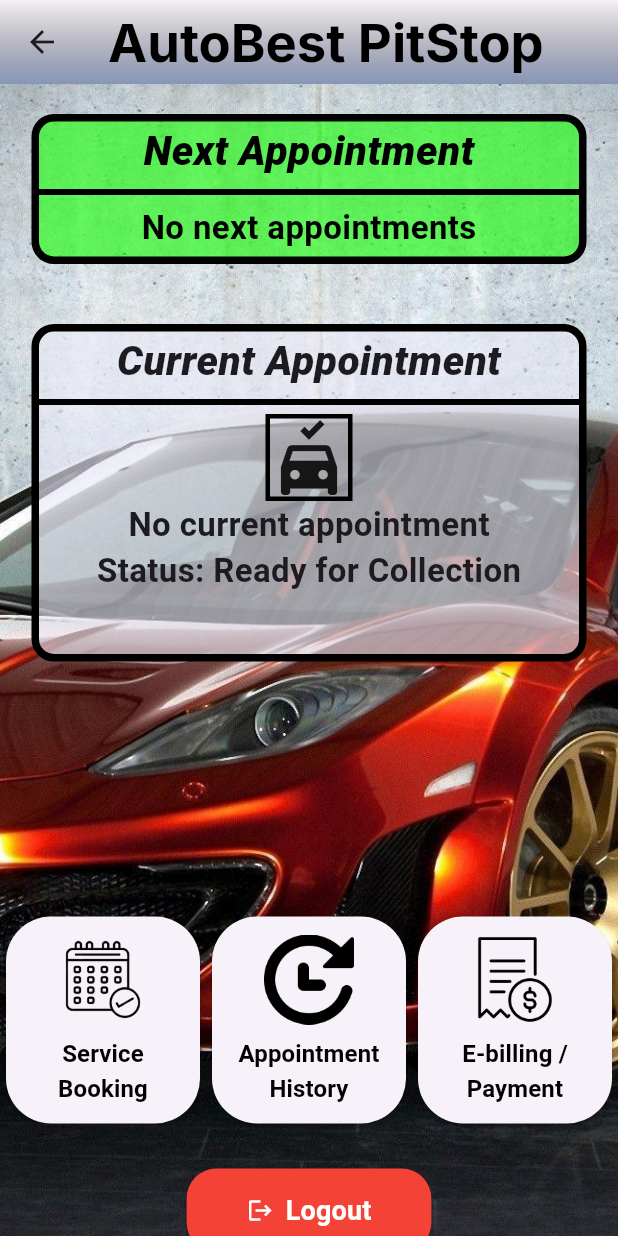
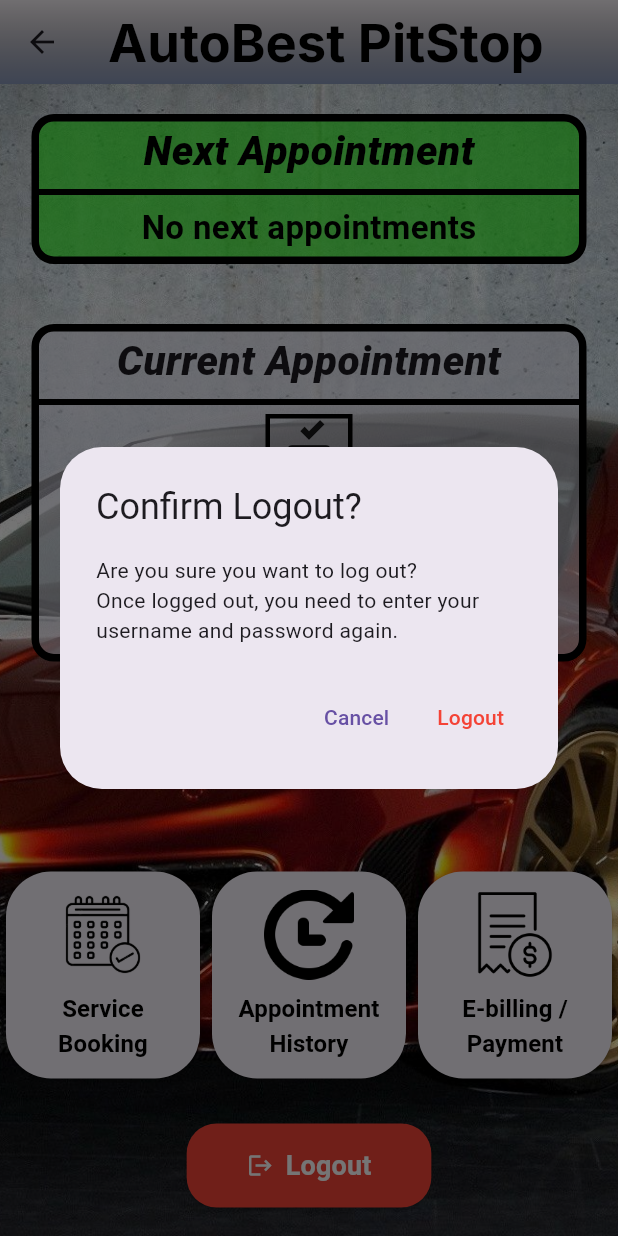
Before and after one commit to f00ngiT/assignment_program_spare, a Flutter app: the HomePage screen opened directly with empty values, after a tap on "Logout", on a phone screen of 412 x 824 dp. Run offline on Flutter 3.47's test engine with Material 3 defaults, Android fonts, the phone set to English and light mode, and no system bars; our stand-ins replace google_fonts, supabase_flutter; accounts and stored records are empty.

Commit message:
initial commit from Foong

```diff
--- a/lib/home.dart
+++ b/lib/home.dart
@@ -6,6 +6,7 @@ import 'package:supabase_flutter/supabase_flutter.dart';
 
 import 'booking_record.dart';
 import 'payment.dart';
+import 'login.dart';
 
 final supabase = Supabase.instance.client;
 
@@ -165,6 +166,8 @@ class _HomePageState extends State<HomePage> {
                 mainAxisAlignment: MainAxisAlignment.start,
                 crossAxisAlignment: CrossAxisAlignment.center,
                 children: [
+
+                  // Next appointment
                   Container(
                     margin: EdgeInsets.symmetric(vertical: 20),
                     width: 370,
@@ -205,6 +208,8 @@ class _HomePageState extends State<HomePage> {
                       ],
                     ),
                   ),
+
+                  // Current appointment
                   Container(
                     margin: EdgeInsets.symmetric(vertical: 20),
                     width: 370,
@@ -268,13 +273,17 @@ class _HomePageState extends State<HomePage> {
                       ],
                     ),
                   ),
+
+                  // Row of Buttons
                   Padding(
-                    padding: const EdgeInsets.only(top: 150.0),
+                    padding: const EdgeInsets.only(top: 120.0),
                     child: Column(
                       children: [
                         Row(
                           mainAxisAlignment: MainAxisAlignment.spaceEvenly,
                           children: <Widget>[
+
+                            // Service Booking Button
                             Expanded(
                               child: Padding(
                                 padding: const EdgeInsets.symmetric(horizontal: 4.0),
@@ -315,6 +324,8 @@ class _HomePageState extends State<HomePage> {
                                 ),
                               ),
                             ),
+
+                            // Appointment History Button
                             Expanded(
                               child: Padding(
                                 padding: const EdgeInsets.symmetric(horizontal: 4.0),
@@ -356,6 +367,8 @@ class _HomePageState extends State<HomePage> {
                                 ),
                               ),
                             ),
+
+                            // Payment Button
                             Expanded(
                               child: Padding(
                                 padding: const EdgeInsets.symmetric(horizontal: 4.0),
@@ -399,11 +412,47 @@ class _HomePageState extends State<HomePage> {
                             ),
                           ],
                         ),
+
+                        // Logout Button
                         const SizedBox(height: 30),
                         ElevatedButton.icon(
-                          onPressed: () async {
-                            await supabase.auth.signOut(); // Logs out user
-                            Navigator.of(context).pushReplacementNamed('/login'); // Go back to login
+                          onPressed: () {
+                            showDialog(
+                              context: context,
+                              builder: (context) => AlertDialog(
+                                title: const Text("Confirm Logout?"),
+                                content: const Text("Are you sure you want to log out?"
+                                    "\nOnce logged out, you need to enter your username and password again."),
+                                actions: [
+                                  TextButton(
+                                    onPressed: () {
+                                      Navigator.of(context).pop(); // dismiss dialog
+                                    },
+                                    child: const Text("Cancel"),
+                                  ),
+                                  TextButton(
+                                    onPressed: () async {
+                                      Navigator.of(context).pop(); // dismiss dialog first
+
+                                      // Sign out the current account
+                                      await supabase.auth.signOut();
+
+                                      // Reset username
+                                      Navigator.of(context).pushAndRemoveUntil(
+                                        MaterialPageRoute(
+                                          builder: (context) => const PitStopApp(),
+                                        ),
+                                            (route) => false, // remove all previous routes
+                                      );
+                                    },
+                                    child: const Text(
+                                      "Logout",
+                                      style: TextStyle(color: Colors.red),
+                                    ),
+                                  ),
+                                ],
+                              ),
+                            );
                           },
                           style: ElevatedButton.styleFrom(
                             backgroundColor: Colors.red,
@@ -421,7 +470,8 @@ class _HomePageState extends State<HomePage> {
                               color: Colors.white,
                             ),
                           ),
-                        ),
+                        )
+
                       ],
                     ),
                   ),
```
